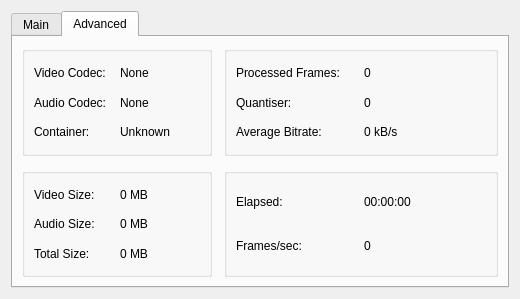
Above: avidemux/qt4/ADM_userInterfaces/ADM_dialog/encoding.ui from mean00/avidemux2 before the change. Below: the same form after it.
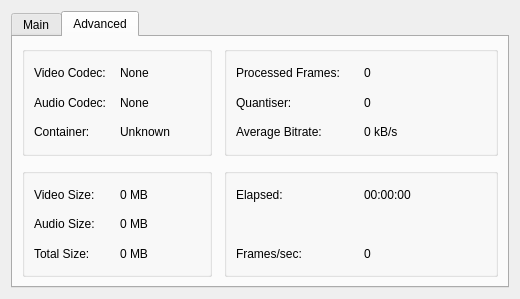
That is the form after the change. The open tabs and pages were chosen to show the change.

Commit message: [Qt/encoding] Fix vertical alignment of labels for elapsed time and fps in a hackish way

The edit to the form file:
```diff
--- a/avidemux/qt4/ADM_userInterfaces/ADM_dialog/encoding.ui
+++ b/avidemux/qt4/ADM_userInterfaces/ADM_dialog/encoding.ui
@@ -562,14 +562,17 @@
                 </property>
                </widget>
               </item>
-              <item row="1" column="1">
+              <item row="1" column="0">
+               <widget class="QLabel" name="labelDummy" />
+              </item>
+              <item row="2" column="1">
                <widget class="QLabel" name="labelFps">
                 <property name="text">
                  <string>0</string>
                 </property>
                </widget>
               </item>
-              <item row="1" column="0">
+              <item row="2" column="0">
                <widget class="QLabel" name="label_28">
                 <property name="text">
                  <string>Frames/sec:</string>
```
